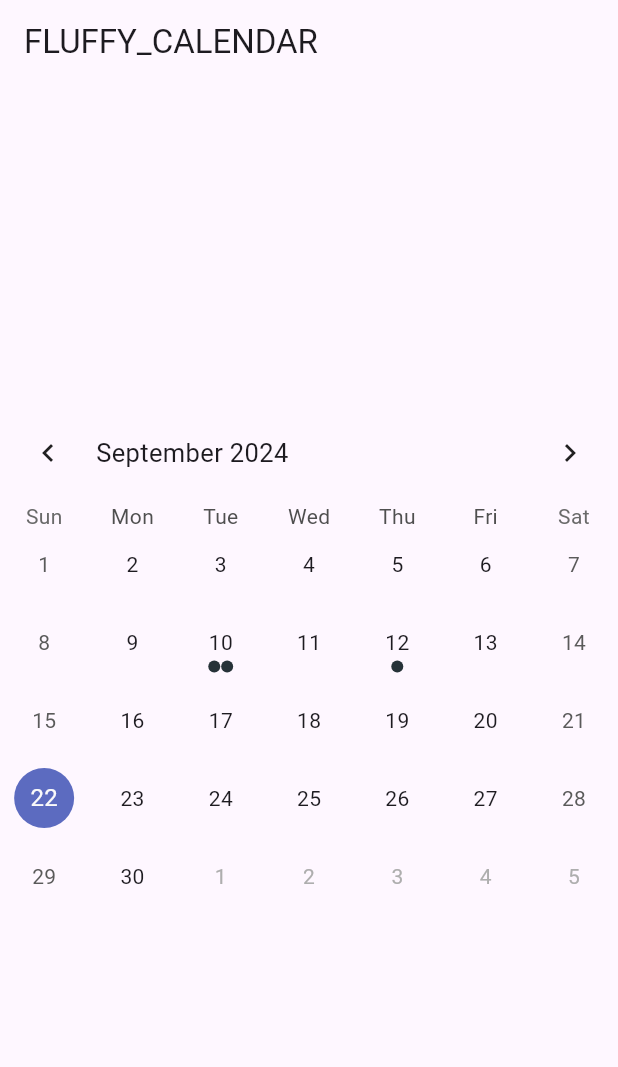
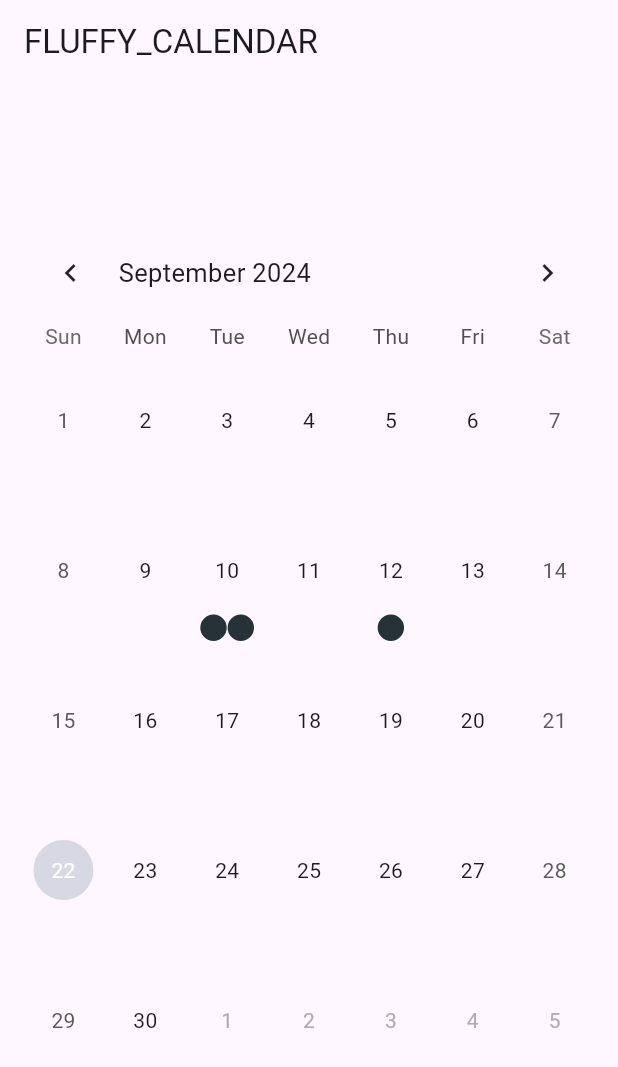
Before and after one commit to Fluffy-SharingCalendar/Frontend_MVP, a Flutter app: the screen it shows after launch, on a phone screen of 412 x 824 dp. Shown: the top 1067 px of the screen. Run offline on Flutter 3.47's test engine with Material 3 defaults, Android fonts, the light colour scheme and no system bars; drawn by our look-alikes of table_calendar.

Commit message:
u 임시 커밋

```diff
--- a/lib/main.dart
+++ b/lib/main.dart
@@ -11,10 +11,7 @@
   @override
   Widget build(BuildContext context) {
     return MaterialApp(
-      title: 'Flutter Demo',
-      theme: ThemeData(
-        primarySwatch: Colors.blue,
-      ),
+      title: 'Fluffy MVP',
       debugShowCheckedModeBanner: false,
       initialRoute: '/',
       routes: {
--- a/lib/pages/calendar_page.dart
+++ b/lib/pages/calendar_page.dart
@@ -32,9 +32,14 @@
         title: const Text("FLUFFY_CALENDAR"),
       ),
       body: Center(
+        child: Padding(
+          padding: const EdgeInsets.symmetric(
+            horizontal: 15.0,
+            vertical: 15.0,
+          ),
           child: TableCalendar<Event>(
             focusedDay: DateTime.now(),
-          firstDay: DateTime.utc(2024, 1, 1),
+            firstDay: DateTime.utc(2024, 9, 1),
             lastDay: DateTime.utc(2024, 12, 31),
             selectedDayPredicate: (day) {
               return isSameDay(_selectedDay, day);
@@ -50,6 +55,42 @@
               CalendarFormat.month: 'Month',
             },
             eventLoader: _getEventsForDay,
+            rowHeight: 100.0,
+            calendarBuilders: CalendarBuilders(
+              selectedBuilder: (context, date, events) => Center(
+                child: Container(
+                  width: 40,
+                  height: 40,
+                  decoration: const BoxDecoration(
+                    color: Color(0xFFd8d7e4),
+                    shape: BoxShape.circle,
+                  ),
+                  child: Center(
+                    child: Text(
+                      date.day.toString(),
+                      style: const TextStyle(color: Colors.white),
+                    ),
+                  ),
+                ),
+              ),
+              todayBuilder: (context, date, events) => Center(
+                child: Container(
+                  width: 40,
+                  height: 40,
+                  decoration: const BoxDecoration(
+                    color: Color(0xFFadb9ca),
+                    shape: BoxShape.circle,
+                  ),
+                  child: Center(
+                    child: Text(
+                      date.day.toString(),
+                      style: const TextStyle(color: Colors.white),
+                    ),
+                  ),
+                ),
+              ),
+            ),
+          ),
         ),
       ),
     );
```
Also changed, not shown: 1 other file. Lines whose indentation alone changed are shown as unchanged.
